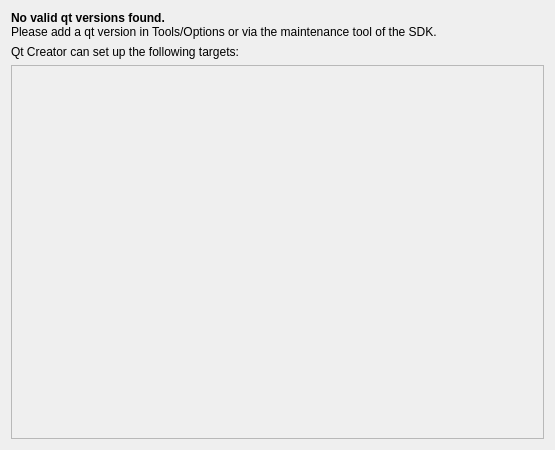
Above: src/plugins/qt4projectmanager/wizards/targetsetuppage.ui from qt-creator/qt-creator before the change. Below: the same form after it.
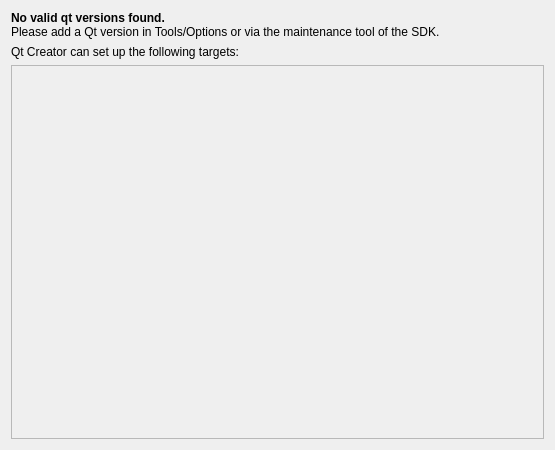
That is the form after the change.

Commit message: Qt4ProjectManager: Overhaul desktop target in targetsetuppage

Diff of the .ui file:
```diff
--- a/src/plugins/qt4projectmanager/wizards/targetsetuppage.ui
+++ b/src/plugins/qt4projectmanager/wizards/targetsetuppage.ui
@@ -17,7 +17,11 @@
    <item>
     <widget class="QLabel" name="noValidQtVersionsLabel">
      <property name="text">
-      <string>&lt;b&gt;No valid qt versions found.&lt;/b&gt;&lt;br&gt; Please add a qt version in Tools/Options or via the maintenance tool of the SDK.</string>
+      <string>&lt;!DOCTYPE HTML PUBLIC &quot;-//W3C//DTD HTML 4.0//EN&quot; &quot;http://www.w3.org/TR/REC-html40/strict.dtd&quot;&gt;
+&lt;html&gt;&lt;head&gt;&lt;meta name=&quot;qrichtext&quot; content=&quot;1&quot; /&gt;&lt;style type=&quot;text/css&quot;&gt;
+p, li { white-space: pre-wrap; }
+&lt;/style&gt;&lt;/head&gt;&lt;body style=&quot; font-family:'DejaVu Sans'; font-size:9pt; font-weight:400; font-style:normal;&quot;&gt;
+&lt;p style=&quot; margin-top:0px; margin-bottom:0px; margin-left:0px; margin-right:0px; -qt-block-indent:0; text-indent:0px;&quot;&gt;&lt;span style=&quot; font-weight:600;&quot;&gt;No valid qt versions found.&lt;/span&gt;&lt;br /&gt;Please add a Qt version in Tools/Options or via the maintenance tool of the SDK.&lt;/p&gt;&lt;/body&gt;&lt;/html&gt;</string>
      </property>
     </widget>
    </item>
```
The commit also changes 3 other files.
